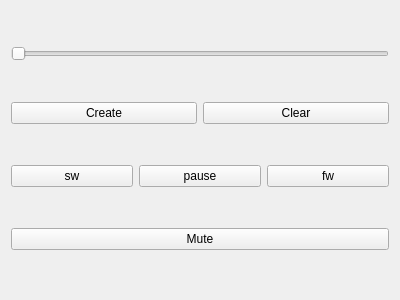
The window that grid.ui (quocson95/BugAV) describes before a commit, drawn with Qt 5.
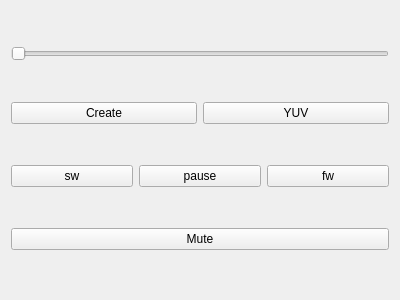
The same window after the commit.

Diff of the .ui file:
```diff
--- a/grid.ui
+++ b/grid.ui
@@ -39,7 +39,7 @@
      <item>
       <widget class="QPushButton" name="reCreateGrid">
        <property name="text">
-        <string>Clear</string>
+        <string>YUV</string>
        </property>
       </widget>
      </item>
```
